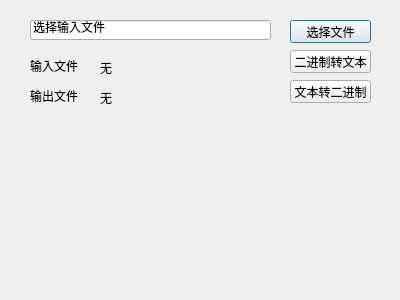
Before: the Qt Designer form foundation/string/fileConvert/fileConvert/fileconvert.ui in guofuhua/test, drawn with Qt 5.
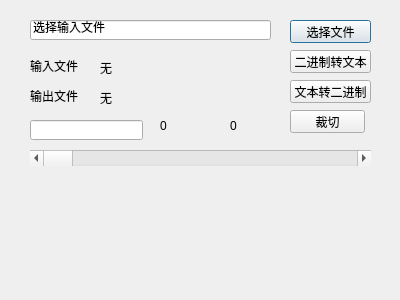
After: the same form once the commit is applied.

The edit to the form file:
```diff
--- a/foundation/string/fileConvert/fileConvert/fileconvert.ui
+++ b/foundation/string/fileConvert/fileConvert/fileconvert.ui
@@ -117,6 +117,68 @@
     <string>文本转二进制</string>
    </property>
   </widget>
+  <widget class="QScrollBar" name="horizontalScrollBar">
+   <property name="geometry">
+    <rect>
+     <x>30</x>
+     <y>150</y>
+     <width>341</width>
+     <height>16</height>
+    </rect>
+   </property>
+   <property name="orientation">
+    <enum>Qt::Horizontal</enum>
+   </property>
+  </widget>
+  <widget class="QLineEdit" name="lineEdit_size">
+   <property name="geometry">
+    <rect>
+     <x>30</x>
+     <y>120</y>
+     <width>113</width>
+     <height>20</height>
+    </rect>
+   </property>
+  </widget>
+  <widget class="QLabel" name="label_size">
+   <property name="geometry">
+    <rect>
+     <x>160</x>
+     <y>120</y>
+     <width>54</width>
+     <height>12</height>
+    </rect>
+   </property>
+   <property name="text">
+    <string>0</string>
+   </property>
+  </widget>
+  <widget class="QLabel" name="label_total_size">
+   <property name="geometry">
+    <rect>
+     <x>230</x>
+     <y>120</y>
+     <width>54</width>
+     <height>12</height>
+    </rect>
+   </property>
+   <property name="text">
+    <string>0</string>
+   </property>
+  </widget>
+  <widget class="QPushButton" name="pushButton_4">
+   <property name="geometry">
+    <rect>
+     <x>290</x>
+     <y>110</y>
+     <width>75</width>
+     <height>23</height>
+    </rect>
+   </property>
+   <property name="text">
+    <string>裁切</string>
+   </property>
+  </widget>
  </widget>
  <layoutdefault spacing="6" margin="11"/>
  <resources/>
```
